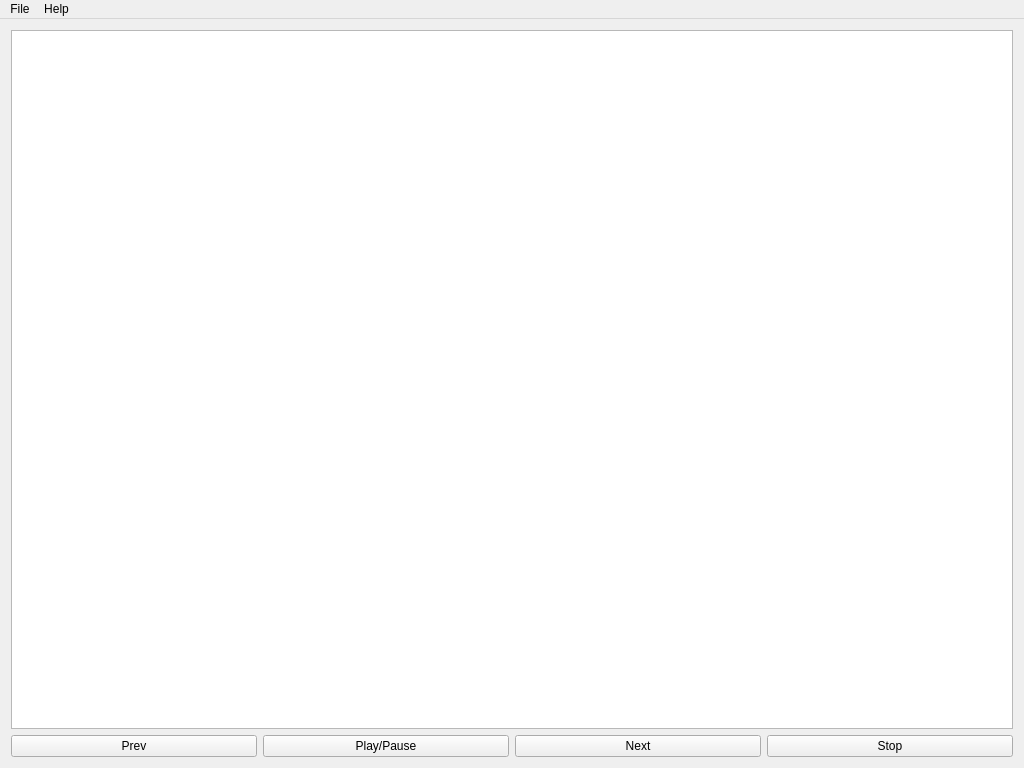
Before: the Qt Designer form src/mainwindow.ui in LeftySolara/durian, drawn with Qt 5.
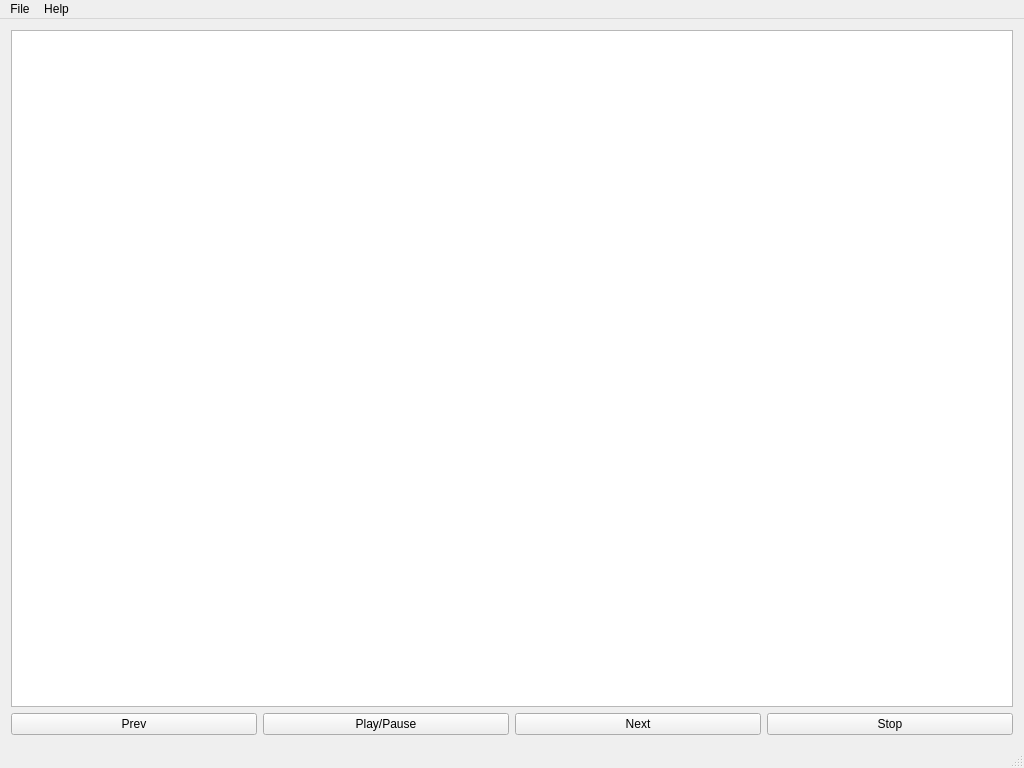
After: the same form once the commit is applied.

Commit message: Add status bar to main window, with current song title as a test string

The edit to the form file:
```diff
--- a/src/mainwindow.ui
+++ b/src/mainwindow.ui
@@ -106,6 +106,7 @@
    <addaction name="menuFile"/>
    <addaction name="menuHelp"/>
   </widget>
+  <widget class="QStatusBar" name="statusBar"/>
   <action name="actionHelp">
    <property name="text">
     <string>Help</string>
```
The commit also changes 4 other files.
